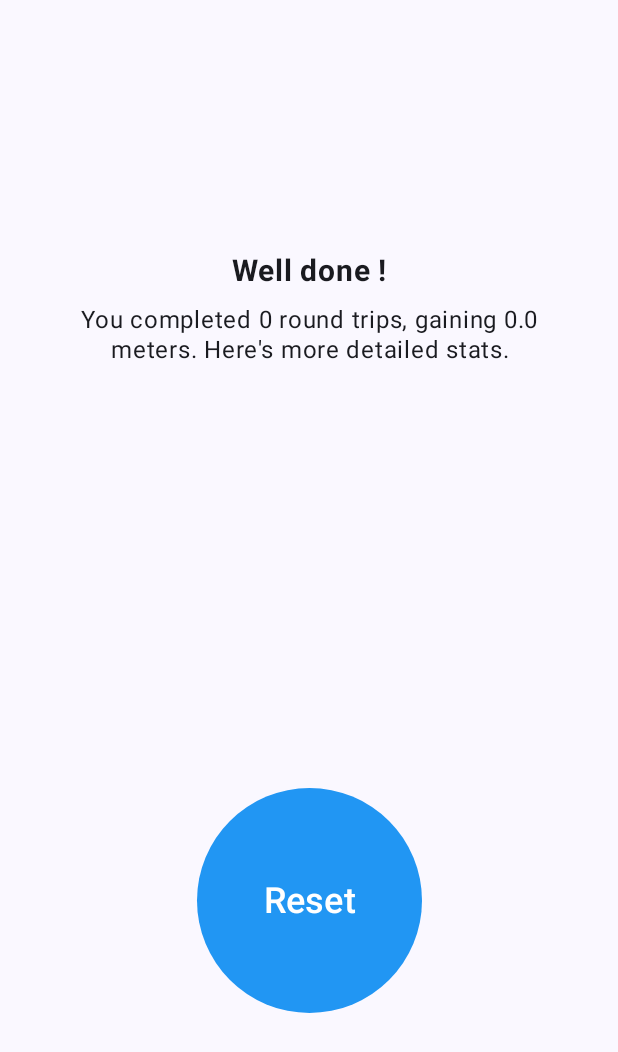
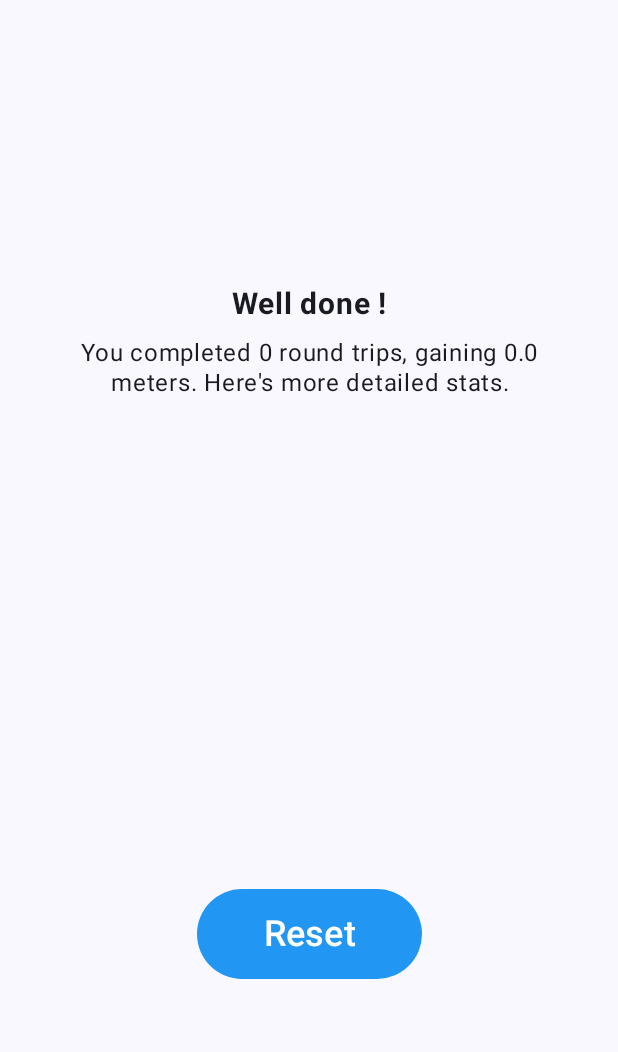
Before and after one commit to clemfavre/ElevationGainTeller, an Android app built with Jetpack Compose: the screen it shows after launch (MainActivity), after a tap on "Stop", on a phone screen of 412 x 824 dp. Shown: the top 1052 px of the screen. Run offline under Robolectric (Android 15) with nearby library versions, the phone set to English and light mode, and no system bars; 1 other tap on this screen came first.

Commit message:
restructuration of SimpleInfos (one info by line)

```diff
--- a/app/src/main/java/com/example/elevationgainteller/MainActivity.kt
+++ b/app/src/main/java/com/example/elevationgainteller/MainActivity.kt
@@ -2,6 +2,7 @@ package com.example.elevationgainteller
 
 import android.os.Bundle
 import androidx.compose.foundation.layout.size
+import androidx.compose.foundation.shape.RoundedCornerShape
 import androidx.compose.foundation.shape.CircleShape
 import androidx.compose.material3.Button
 import androidx.compose.material3.Text
@@ -11,6 +12,8 @@ import androidx.compose.foundation.layout.Box
 import androidx.activity.ComponentActivity
 import androidx.activity.compose.setContent
 import androidx.activity.enableEdgeToEdge
+import androidx.compose.foundation.border
+import androidx.compose.foundation.clickable
 import androidx.compose.foundation.layout.Arrangement
 import androidx.compose.foundation.layout.Column
 import androidx.compose.foundation.layout.Row
@@ -78,12 +81,13 @@ fun ActionButton( // A more generic button for Start, Stop, Reset
 ) {
     Button(
         onClick = onClick,
-        shape = CircleShape,
+        shape = RoundedCornerShape(percent = 50),
         colors = ButtonDefaults.buttonColors(
             containerColor = backgroundColor,
             contentColor = contentColor
         ),
-        modifier = modifier.size(150.dp) // A bit smaller than the round trip button
+        modifier = modifier
+            .size(width = 150.dp, height = 60.dp)
     ) {
         Text(text = text, fontSize = 24.sp, textAlign = TextAlign.Center)
     }
@@ -224,46 +228,71 @@ fun Skeleton(initialTitle: String, initialInstructions: String, modifier: Modifi
 
 @Composable
 fun SimpleInfos(counter: Int, elevationGain: Double) {
-    Column(
+    Row(
         modifier = Modifier.padding(16.dp),
-        horizontalAlignment = Alignment.CenterHorizontally
     )
     {
-        Row(
+        Column(
             modifier = Modifier
-                .padding(bottom = 8.dp)
-                .align(Alignment.CenterHorizontally),
-            horizontalArrangement = Arrangement.Start
+                .padding(bottom = 0.dp),
         ) {
             Text(
-                modifier = Modifier.padding(end = 10.dp),
-                text = "Laps: $counter",
+                modifier = Modifier.padding(end = 0.dp),
+                text = "Laps:",
                 fontSize = 18.sp,
                 fontWeight = FontWeight.Bold,
                 textAlign = TextAlign.Start
             )
             Text(
-                modifier = Modifier.padding(start = 10.dp),
-                text = "Elevation Gain: $elevationGain m",
-                fontSize = 18.sp,
-                fontWeight = FontWeight.Bold,
-                textAlign = TextAlign.Start
-            )
-        }
-        Row(
-            modifier = Modifier.padding(bottom = 8.dp),
-            horizontalArrangement = Arrangement.SpaceBetween
-        ) {
-            Text(
-                modifier = Modifier.padding(end = 10.dp),
-                text = "Time: 00:00",
+                modifier = Modifier.padding(end = 0.dp),
+                text = "Time:",
                 fontSize = 18.sp,
                 fontWeight = FontWeight.Bold,
                 textAlign = TextAlign.End
             )
             Text(
-                modifier = Modifier.padding(start = 10.dp),
-                text = "Last lap: 00:00",
+                modifier = Modifier.padding(start = 0.dp),
+                text = "Elevation Gain:",
+                fontSize = 18.sp,
+                fontWeight = FontWeight.Bold,
+                textAlign = TextAlign.Start
+            )
+            Text(
+                modifier = Modifier.padding(start = 0.dp),
+                text = "Last lap:",
+                fontSize = 18.sp,
+                fontWeight = FontWeight.Bold,
+                textAlign = TextAlign.End
+            )
+        }
+        Column(
+            modifier = Modifier.padding(bottom = 0.dp),
+            //horizontalArrangement = Arrangement.Start
+        ) {
+            Text(
+                modifier = Modifier.padding(end = 0.dp),
+                text = "$counter",
+                fontSize = 18.sp,
+                fontWeight = FontWeight.Bold,
+                textAlign = TextAlign.Start
+            )
+            Text(
+                modifier = Modifier.padding(end = 0.dp),
+                text = "00:00",
+                fontSize = 18.sp,
+                fontWeight = FontWeight.Bold,
+                textAlign = TextAlign.End
+            )
+            Text(
+                modifier = Modifier.padding(start = 0.dp),
+                text = "$elevationGain m",
+                fontSize = 18.sp,
+                fontWeight = FontWeight.Bold,
+                textAlign = TextAlign.Start
+            )
+            Text(
+                modifier = Modifier.padding(start = 0.dp),
+                text = "00:00",
                 fontSize = 18.sp,
                 fontWeight = FontWeight.Bold,
                 textAlign = TextAlign.End
```
Also changed, not shown: app/src/main/res/drawable-nodpi/stairs.png (deleted).
